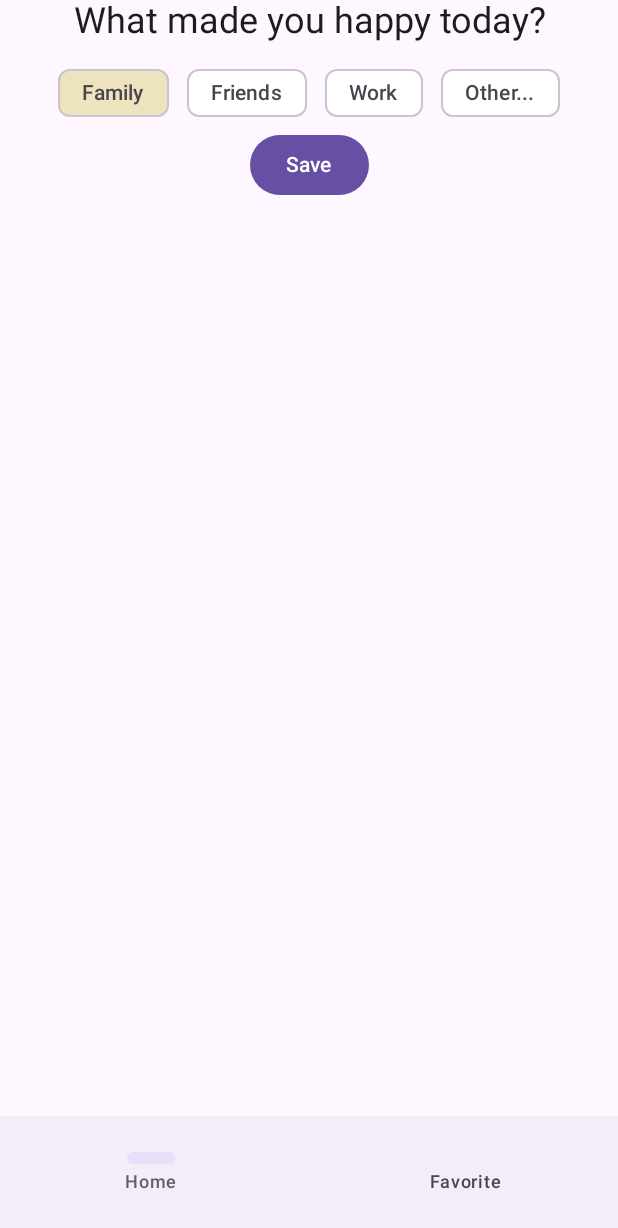
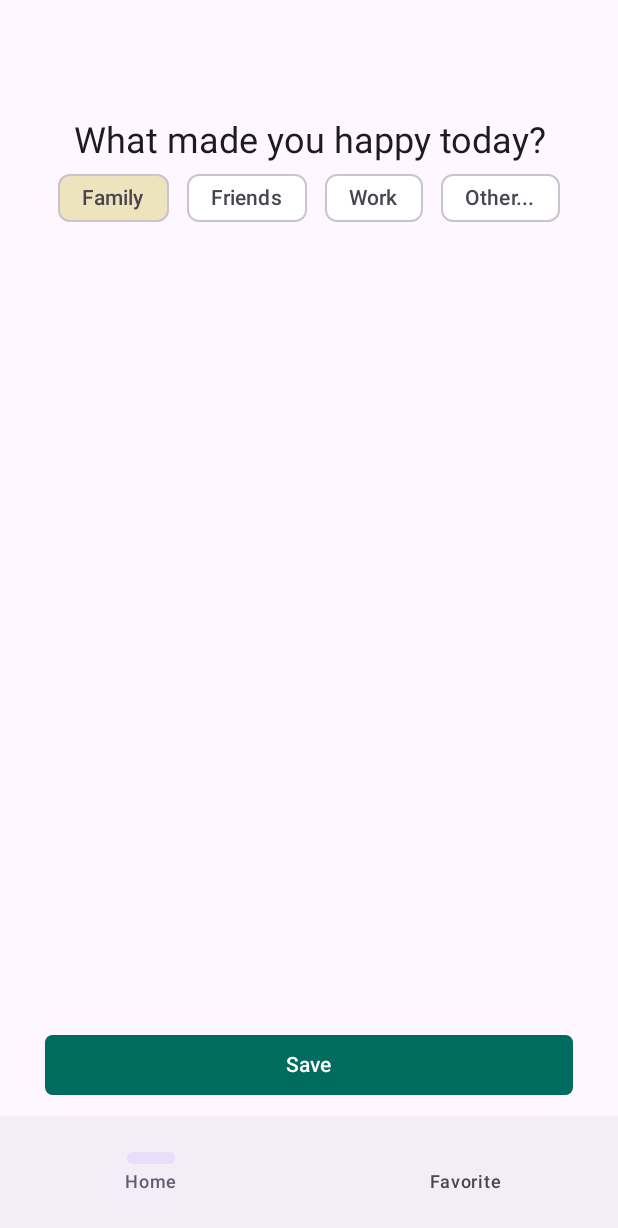
Before and after one commit to dlucci/happiness, an Android app built with Jetpack Compose: the screen it shows after launch (MainActivity), after a tap on "Family", on a phone screen of 412 x 824 dp. Shown: the top 1228 px of the screen. Run offline under Robolectric (Android 15) with nearby library versions, the phone set to English and light mode, and no system bars; our stand-ins replace Dagger/Hilt's generated code.

Commit message:
Adding unidirectional data flow

```diff
--- a/AaviaInterview/app/src/main/java/com/dlucci/aaviainterview/AaviaNavController.kt
+++ b/AaviaInterview/app/src/main/java/com/dlucci/aaviainterview/AaviaNavController.kt
@@ -2,14 +2,23 @@ package com.dlucci.aaviainterview
 
 import android.annotation.SuppressLint
 import androidx.compose.foundation.layout.Arrangement
+import androidx.compose.foundation.layout.Arrangement.Absolute.Center
 import androidx.compose.foundation.layout.Column
 import androidx.compose.foundation.layout.ExperimentalLayoutApi
 import androidx.compose.foundation.layout.FlowRow
+import androidx.compose.foundation.layout.PaddingValues
+import androidx.compose.foundation.layout.Row
 import androidx.compose.foundation.layout.Spacer
 import androidx.compose.foundation.layout.fillMaxSize
+import androidx.compose.foundation.layout.fillMaxWidth
 import androidx.compose.foundation.layout.height
+import androidx.compose.foundation.layout.offset
+import androidx.compose.foundation.layout.padding
+import androidx.compose.foundation.shape.RoundedCornerShape
 import androidx.compose.material3.AlertDialog
 import androidx.compose.material3.Button
+import androidx.compose.material3.ButtonColors
+import androidx.compose.material3.ButtonDefaults
 import androidx.compose.material3.SuggestionChip
 import androidx.compose.material3.SuggestionChipDefaults
 import androidx.compose.material3.Text
@@ -37,15 +46,17 @@ import androidx.navigation.compose.rememberNavController
 import com.dlucci.aaviainterview.ui.theme.Selected
 import androidx.compose.runtime.getValue
 import androidx.compose.runtime.setValue
-
+import androidx.compose.ui.graphics.RectangleShape
+import com.dlucci.aaviainterview.ui.theme.AlertButtonColor
+import com.dlucci.aaviainterview.ui.theme.ButtonColor
 
 
 @Composable
-fun AaviaNavController(navController: NavHostController) {
+fun AaviaNavController(navController: NavHostController, padding : PaddingValues) {
 
     NavHost(navController = navController, startDestination = AaviaNavigationValues.home.route) {
         composable(AaviaNavigationValues.home.route) {
-            HomeScreen(navController)
+            HomeScreen(navController, padding = padding)
         }
 
         composable(AaviaNavigationValues.favorite.route) {
@@ -58,18 +69,20 @@ fun AaviaNavController(navController: NavHostController) {
 @SuppressLint("StateFlowValueCalledInComposition")
 @OptIn(ExperimentalLayoutApi::class)
 @Composable
-fun HomeScreen(navController: NavHostController, viewModel: HomeViewModel = hiltViewModel()) {
+fun HomeScreen(navController: NavHostController, viewModel: HomeViewModel = hiltViewModel(), padding: PaddingValues,) { //total : Float = 12.53f) {
 
     Column(
         horizontalAlignment = Alignment.CenterHorizontally,
-        modifier = Modifier.fillMaxSize()
+        modifier = Modifier
+            .fillMaxSize()
+            .padding(horizontal = 30.dp, vertical = padding.calculateBottomPadding())
     ) {
         Text(
             text = "What made you happy today?",
             textAlign = TextAlign.Center,
-            fontSize = 24.sp
+            fontSize = 24.sp,
         )
-        Spacer(modifier = Modifier.height(10.dp))
+
 
         val buttonList = remember {
             mutableListOf("Family", "Friends", "Work", "Other...")
@@ -90,13 +103,18 @@ fun HomeScreen(navController: NavHostController, viewModel: HomeViewModel = hilt
                         showDialog = true
                     } else {
                         if (activeElements.contains(it)) {
-                            activeElements = activeElements - it
+                            viewModel.removeActiveElements(it)
                         } else {
-                            activeElements = activeElements + it
+                            viewModel.addActiveElements(it)
                         }
                     }
-                }, label = { Text(text = it) },
-                    colors = SuggestionChipDefaults.suggestionChipColors(containerColor = if (activeElements.contains(it)) selectedColor else Color.White)
+                }, label = { Text(text = it, fontSize = 14.sp) },
+                    colors = SuggestionChipDefaults.suggestionChipColors(
+                        containerColor = if (activeElements.contains(
+                                it
+                            )
+                        ) selectedColor else Color.White
+                    )
                 )
             }
         }
@@ -106,16 +124,27 @@ fun HomeScreen(navController: NavHostController, viewModel: HomeViewModel = hilt
                 showDialog = false
             },
                 onConfirmAction = { newField ->
-                    buttonList.add(buttonList.size-1, newField)
+                    buttonList.add(buttonList.size - 1, newField)
+                    //activeElements.add(newField)
                     viewModel.activeActiveElements(activeElements)
                     showDialog = false
                 })
         }
 
+        Spacer(modifier = Modifier.weight(1f))
 
-        Button(onClick = { viewModel.activeActiveElements(activeElements) }) {
+        Button(onClick = { viewModel.activeActiveElements(activeElements)},
+            shape = RoundedCornerShape(5.dp),
+            colors = ButtonDefaults.buttonColors(containerColor = ButtonColor, disabledContainerColor = Color.Black),
+            enabled = activeElements.isNotEmpty(),
+            modifier = Modifier
+                .fillMaxWidth()
+                .padding(bottom = 10.dp)
+
+                ) {
             Text(text = "Save")
         }
+
     }
 
 }
@@ -130,21 +159,18 @@ fun InputAlertDialog(onDismissRequest: () -> Unit, onConfirmAction: (String) ->
     AlertDialog(
         onDismissRequest = { onDismissRequest() },
         dismissButton = {
-            Button(onClick = { onDismissRequest() }) {
-                Text("Cancel")
-            }
+            Button(onClick = { onDismissRequest() }, content = {Text("Cancel", color = AlertButtonColor)}, colors = ButtonDefaults.buttonColors(containerColor = Color.Transparent) )
+
         },
         confirmButton = {
-            Button(onClick = { onConfirmAction(newField) }) {
-                Text("Add")
-            }
+            Button(onClick = { onConfirmAction(newField) }, content = {Text("Add", color = AlertButtonColor)}, colors = ButtonDefaults.buttonColors(containerColor = Color.Transparent))
         },
         title = { Text("Add \"other\" option") },
         text = {
             TextField(
                 value = newField,
                 onValueChange = { newField = it },
-                label = { Text("Enter new field") })
+                placeholder = { Text("Enter new field", color = Color.Gray) },)
         })
 }
 
--- a/AaviaInterview/app/src/main/java/com/dlucci/aaviainterview/HomeViewModel.kt
+++ b/AaviaInterview/app/src/main/java/com/dlucci/aaviainterview/HomeViewModel.kt
@@ -20,11 +20,6 @@ class HomeViewModel @Inject constructor(
         MutableStateFlow(listOf("Family", "Friends", "Work", "Other..."))
     }
 
-
-    init {
-
-    }
-
     private val _activeElements by lazy {
         mutableStateOf<Set<String>>(emptySet())
     }
@@ -33,7 +28,7 @@ class HomeViewModel @Inject constructor(
         if(!sharedPreferences.contains("aavia")) {
             _activeElements.value = emptySet()
         } else {
-            _activeElements.value = sharedPreferences.getStringSet("aavia", emptySet())!!
+            _activeElements.value = sharedPreferences.getStringSet("aavia", emptySet())?.toMutableSet() ?: emptySet()
         }
     }
 
@@ -45,4 +40,16 @@ class HomeViewModel @Inject constructor(
         _activeElements.value = newElements
         sharedPreferences.edit().putStringSet("aavia", newElements).apply()
     }
+
+    fun saveLocally() {
+        sharedPreferences.edit().putStringSet("aavia", _activeElements.value).apply()
+    }
+
+    fun addActiveElements(newElement : String) {
+        _activeElements.value = _activeElements.value.plus(newElement)
+    }
+
+    fun removeActiveElements(removedElement : String) {
+        _activeElements.value = _activeElements.value.minus(removedElement)
+    }
 }
--- a/AaviaInterview/app/src/main/java/com/dlucci/aaviainterview/MainActivity.kt
+++ b/AaviaInterview/app/src/main/java/com/dlucci/aaviainterview/MainActivity.kt
@@ -23,13 +23,12 @@ import dagger.hilt.android.AndroidEntryPoint
 
 @AndroidEntryPoint
 class MainActivity : ComponentActivity() {
-    @SuppressLint("UnusedMaterial3ScaffoldPaddingParameter")
     override fun onCreate(savedInstanceState: Bundle?) {
         super.onCreate(savedInstanceState)
         setContent {
             val navController = rememberNavController()
-            Scaffold(bottomBar = { BottomNavBar(navController) }) {
-                AaviaNavController(navController = navController)
+            Scaffold(bottomBar = { BottomNavBar(navController) }) { padding ->
+                AaviaNavController(navController = navController, padding)
             }
         }
     }
--- a/AaviaInterview/app/src/main/java/com/dlucci/aaviainterview/ui/theme/Color.kt
+++ b/AaviaInterview/app/src/main/java/com/dlucci/aaviainterview/ui/theme/Color.kt
@@ -11,3 +11,5 @@ val PurpleGrey40 = Color(0xFF625b71)
 val Pink40 = Color(0xFF7D5260)
 
 val Selected = Color(0xFFEDE3BC)
+val ButtonColor = Color(0xFF006B5F)
+val AlertButtonColor = Color(0xAA6B5E10)
```
